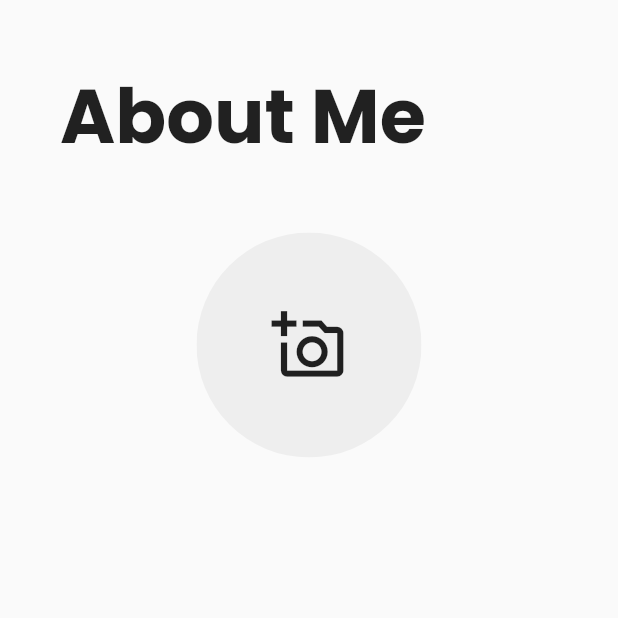
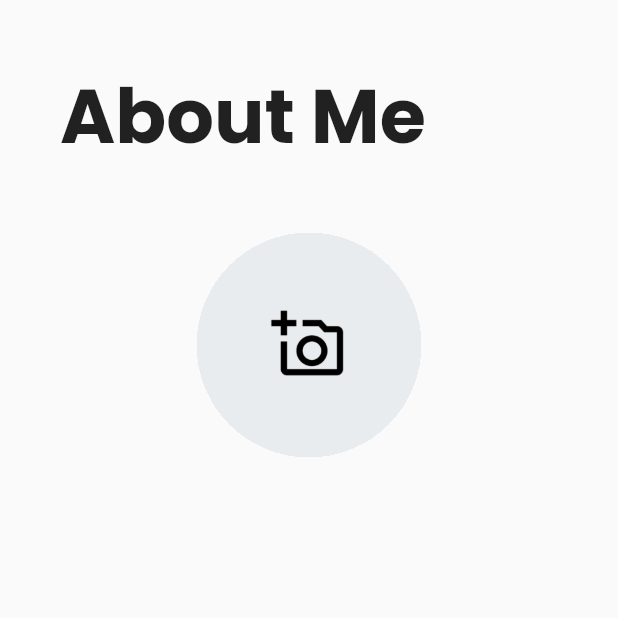
Before and after one commit to AbhiCh616/tutor_finder_flutter, a Flutter app: the screen it shows after launch, on a phone screen of 412 x 824 dp, the top half of it. Run offline on Flutter 3.47's test engine with Material 2 defaults, Android fonts, the phone set to English and light mode, and no system bars; our stand-ins replace flutter_secure_storage, image_picker, simple_animations, supercharged.

Commit message:
Image Picker added

```diff
--- a/lib/components/registration/tutor/basic_info.dart
+++ b/lib/components/registration/tutor/basic_info.dart
@@ -1,4 +1,7 @@
+import 'dart:io';
+
 import 'package:flutter/material.dart';
+import 'package:image_picker/image_picker.dart';
 
 class BasicInfo extends StatefulWidget {
   @override
@@ -6,6 +9,21 @@ class BasicInfo extends StatefulWidget {
 }
 
 class _BasicInfoState extends State<BasicInfo> {
+  File? _image;
+  final picker = ImagePicker();
+
+  Future getImage() async {
+    final pickedFile = await picker.getImage(source: ImageSource.gallery);
+
+    setState(() {
+      if (pickedFile != null) {
+        _image = File(pickedFile.path);
+      } else {
+        print('No image selected.');
+      }
+    });
+  }
+
   @override
   Widget build(BuildContext context) {
     return Scaffold(
@@ -29,34 +47,20 @@ class _BasicInfoState extends State<BasicInfo> {
               // Image picker
               Padding(
                 padding: const EdgeInsets.only(top: 40.0),
-                child: ClipRRect(
-                  borderRadius: BorderRadius.circular(200.0),
-                  child:
-                      // Placeholder icon
-                      ConstrainedBox(
-                    constraints: BoxConstraints(
-                        maxHeight: 150,
-                        maxWidth: 150,
-                        minHeight: 150,
-                        minWidth: 150),
-                    child: ColoredBox(
-                      color: Colors.grey.shade200,
-                      child: Material(
-                        color: Colors.transparent,
-                        child: InkWell(
-                          onTap: () {
-                            print("tapped");
-                          },
-                          borderRadius: BorderRadius.all(Radius.circular(200)),
-                          child: Padding(
-                            padding: EdgeInsets.all(20),
-                            child: Icon(
-                              Icons.add_a_photo_outlined,
-                              size: 50,
-                            ),
-                          ),
-                        ),
-                      ),
+                child: Material(
+                  shape: CircleBorder(),
+                  clipBehavior: Clip.hardEdge,
+                  color: Colors.transparent,
+                  child: Ink.image(
+                    image: _image != null
+                        ? FileImage(_image!)
+                        : AssetImage('assets/images/camera.png')
+                            as ImageProvider,
+                    fit: BoxFit.cover,
+                    width: 150.0,
+                    height: 150.0,
+                    child: InkWell(
+                      onTap: getImage,
                     ),
                   ),
                 ),
```
Also changed, not shown: assets/images/camera.png.
